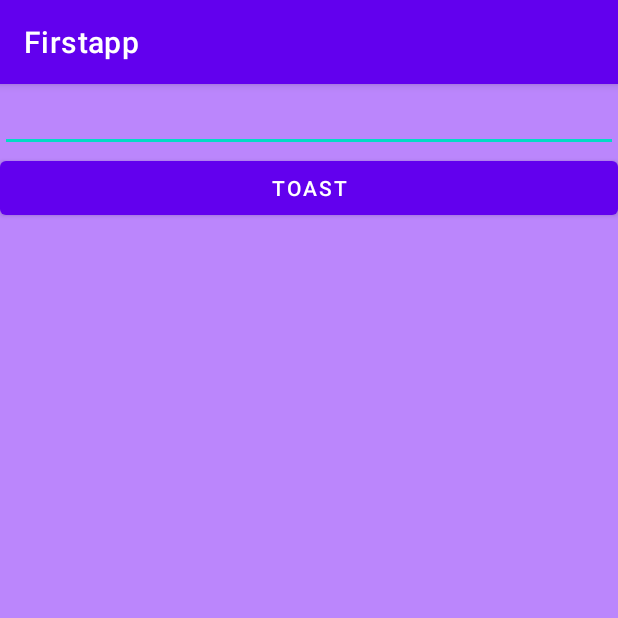
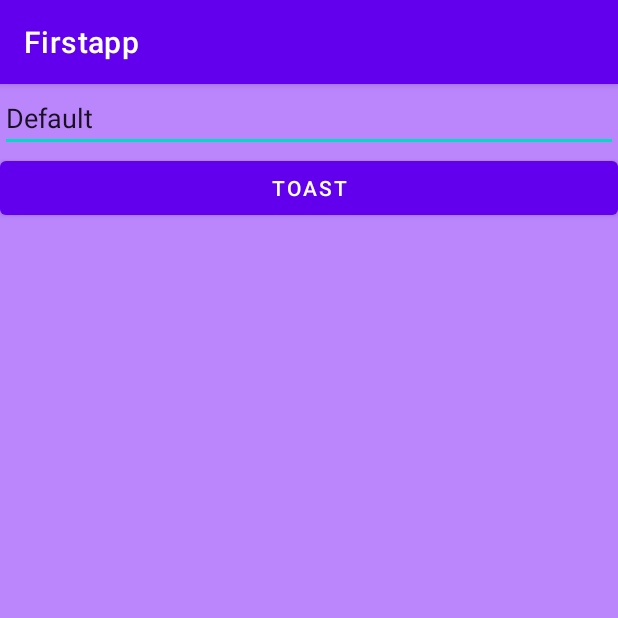
Before and after one commit to abdultanveer/Firstapp, an Android app: the screen it shows after launch (CounterActivity), on a phone screen of 412 x 824 dp, the top half of it. Run offline under Robolectric (Android 15) with nearby library versions, the phone set to English and light mode, and no system bars.

```diff
--- a/app/src/main/java/com/abdul/firstapp/CounterActivity.kt
+++ b/app/src/main/java/com/abdul/firstapp/CounterActivity.kt
@@ -3,12 +3,14 @@ package com.abdul.firstapp
 import androidx.appcompat.app.AppCompatActivity
 import android.os.Bundle
 import android.util.Log
+import android.widget.EditText
 import android.widget.TextView
 import android.widget.Toast
 
 class CounterActivity : AppCompatActivity() {
     //private val LOG_TAG: String = "CounterActivity"
     var TAG = CounterActivity::class.java.simpleName
+    lateinit var etContact: EditText
     lateinit var tvCounter: TextView
     var counter = 0
     override fun onCreate(savedInstanceState: Bundle?) {
@@ -18,8 +20,10 @@ class CounterActivity : AppCompatActivity() {
         Log.d(LOG_TAG, "onCreate")
         setContentView(R.layout.activity_counter)
         tvCounter = findViewById(R.id.tvCounter)
+
+        //tvCounter.setText(name)
+        etContact = findViewById(R.id.contactID)
         //var name = intent.getStringExtra("nkey")
-        //tvCounter.setText(name)
     }
     override fun onStart() {
       super.onStart()
--- a/app/src/main/res/layout/activity_counter.xml
+++ b/app/src/main/res/layout/activity_counter.xml
@@ -13,6 +13,7 @@
         android:id="@+id/contactID"
         android:layout_width="match_parent"
         android:layout_height="wrap_content"
+        android:text="Default"
         />
 
     <Button
```
